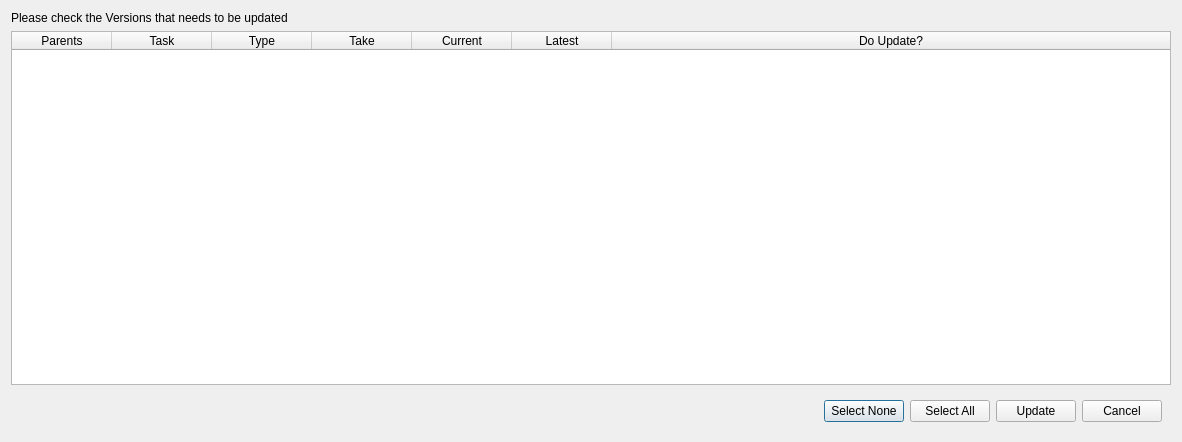
Before: the Qt Designer form anima/pipeline/ui/ui_files/version_updater.ui in eoyilmaz/anima, drawn with Qt 5.
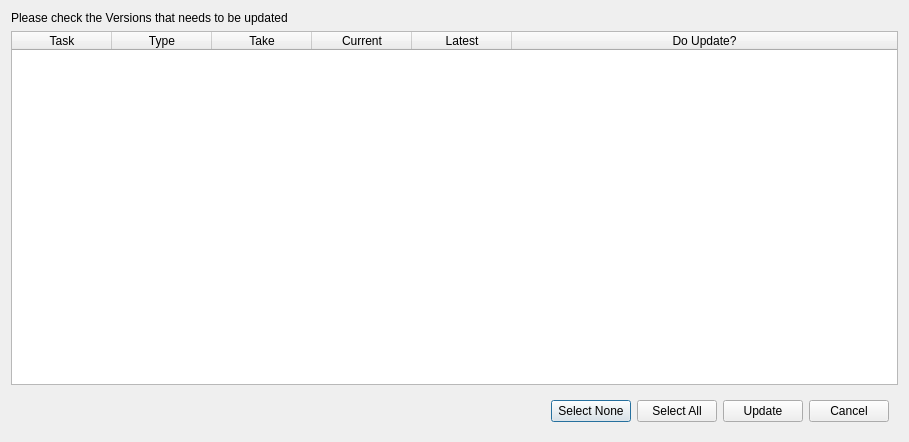
After: the same form once the commit is applied.

Diff of the .ui file:
```diff
--- a/anima/pipeline/ui/ui_files/version_updater.ui
+++ b/anima/pipeline/ui/ui_files/version_updater.ui
@@ -9,7 +9,7 @@
    <rect>
     <x>0</x>
     <y>0</y>
-    <width>1182</width>
+    <width>909</width>
     <height>442</height>
    </rect>
   </property>
@@ -42,7 +42,7 @@
       <bool>false</bool>
      </property>
      <property name="columnCount">
-      <number>7</number>
+      <number>6</number>
      </property>
      <attribute name="horizontalHeaderVisible">
       <bool>true</bool>
@@ -50,11 +50,6 @@
      <attribute name="horizontalHeaderStretchLastSection">
       <bool>true</bool>
      </attribute>
-     <column>
-      <property name="text">
-       <string>Parents</string>
-      </property>
-     </column>
      <column>
       <property name="text">
        <string>Task</string>
```
